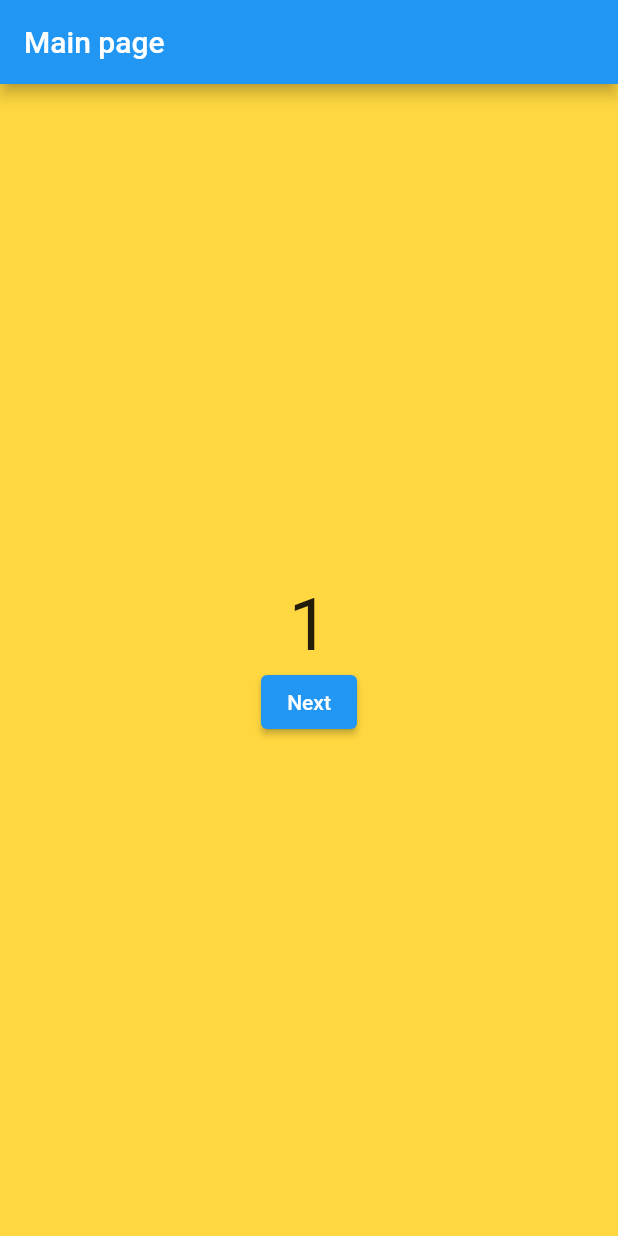
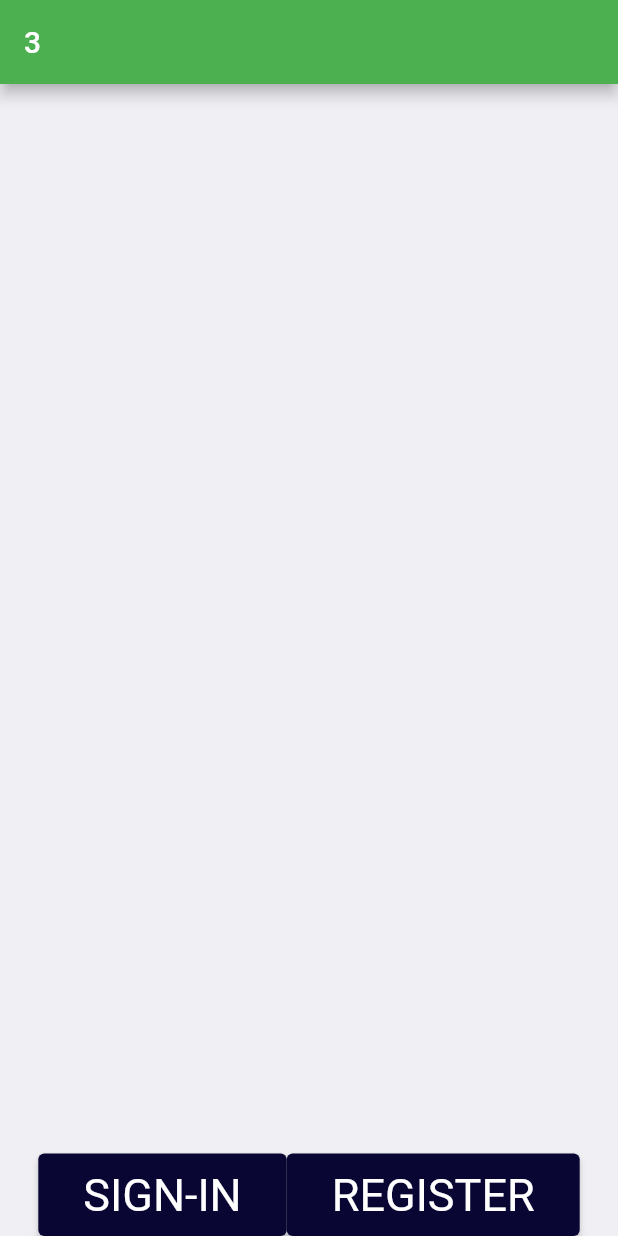
Before and after one commit to irynashkliar/my_app, a Flutter app: the screen it shows after launch, on a phone screen of 412 x 824 dp. Run offline on Flutter 3.47's test engine with Material 2 defaults, Android fonts, the phone set to English and light mode, and no system bars.

Commit message:
new changes

```diff
--- a/lib/main.dart
+++ b/lib/main.dart
@@ -1,62 +1,221 @@
+// import 'package:flutter/material.dart';
+
+// class MainScreen extends StatelessWidget {
+//   @override
+//   Widget build(BuildContext context) {
+//     return Scaffold(
+//       appBar: AppBar(title: Text('Main page')),
+//       body: Row(
+//         mainAxisAlignment: MainAxisAlignment.center,
+//         children: [
+//           Column(
+//             mainAxisAlignment: MainAxisAlignment.center,
+//             children: [
+//               Text('1', style: TextStyle(fontSize: 48)),
+//               ElevatedButton(
+//                   onPressed: () {
+//                     Navigator.push(
+//                         context,
+//                         MaterialPageRoute(
+//                             builder: (context) => SecondScreen()));
+//                   },
+//                   child: Text('Next')),
+//             ],
+//           ),
+//         ],
+//       ),
+//       backgroundColor: Colors.amberAccent,
+//     );
+//   }
+// }
+
+// class SecondScreen extends StatelessWidget {
+//   @override
+//   Widget build(BuildContext context) {
+//     return Scaffold(
+//       appBar: AppBar(title: Text('Second page')),
+//       body: Row(
+//         mainAxisAlignment: MainAxisAlignment.center,
+//         children: [
+//           Column(
+//             mainAxisAlignment: MainAxisAlignment.center,
+//             children: [
+//               Text('2', style: TextStyle(fontSize: 48)),
+//               ElevatedButton(
+//                   onPressed: () {
+//                     Navigator.pop(context);
+//                   },
+//                   child: Text('Back')),
+//             ],
+//           ),
+//         ],
+//       ),
+//       backgroundColor: Colors.blueAccent,
+//     );
+//   }
+// }
+
+// void main() {
+//   runApp(MaterialApp(
+//     home: MainScreen(),
+//   ));
+// }
+
 import 'package:flutter/material.dart';
+
+class MyApp extends StatelessWidget {
+  const MyApp({Key? key}) : super(key: key);
+
+  // This widget is the root of your application.
+  @override
+  Widget build(BuildContext context) {
+    return MaterialApp(
+      theme: ThemeData(
+        primarySwatch: Colors.green,
+        // primaryColor: Colors.black,
+        // brightness: Brightness.light,
+        // primaryColor: Color.fromRGBO(9, 6, 52, 1.0),
+      ),
+      home: MainScreen(),
+    );
+  }
+}
 
 class MainScreen extends StatelessWidget {
   @override
   Widget build(BuildContext context) {
     return Scaffold(
-      appBar: AppBar(title: Text('Main page')),
-      body: Row(
+      appBar: AppBar(title: Text('3')),
+
+      body:
+
+          // Center(
+          //   child:
+          //   Expanded(
+          //       child: Container(
+          //           child: Text(
+          //             'Receive discounts on purchases and services mafe right for you',
+          //             // mainAxisAlignment: MainAxisAlignment.center,
+          //             // crossAxisAlignment: CrossAxisAlignment.center,
+          //           ))
+          //   ),
+          // ),
+
+          Row(
         mainAxisAlignment: MainAxisAlignment.center,
         children: [
+          // Center(
+          //   child:
+          //   Expanded(
+          //     child: Container(
+          //         child: Text(
+          //           'Receive discounts on purchases and services mafe right for you',
+          //         ))
+          // ),),
+
+          // Column(
+          //   mainAxisAlignment: MainAxisAlignment.center,
+          //   crossAxisAlignment: CrossAxisAlignment.center,
+          //   children: [
+          //   Text('Receive discounts on purchases and services mafe right for you', style: TextStyle(fontSize:20)),
+          //       ],),
+
           Column(
-            mainAxisAlignment: MainAxisAlignment.center,
+            mainAxisAlignment: MainAxisAlignment.end,
             children: [
-              Text('1', style: TextStyle(fontSize: 48)),
+              // Text('1', style: TextStyle(fontSize:48)),
               ElevatedButton(
-                  onPressed: () {
-                    Navigator.push(
-                        context,
-                        MaterialPageRoute(
-                            builder: (context) => SecondScreen()));
-                  },
-                  child: Text('Next')),
+                onPressed: () {
+                  print('я нажата');
+                },
+                child: Text('SIGN-IN'),
+                style: ElevatedButton.styleFrom(
+                    primary: Color.fromRGBO(9, 6, 52, 1.0),
+                    padding: EdgeInsets.symmetric(horizontal: 30, vertical: 10),
+                    textStyle:
+                        TextStyle(fontSize: 30, fontWeight: FontWeight.normal)),
+              ),
+
+              // ElevatedButton(onPressed: (){
+              //     print('я нажата');
+              //   }, child: Text('REGISTER'),
+              //     style: ElevatedButton.styleFrom(
+              //         primary: Color.fromRGBO(9, 6, 52, 1.0),
+              //         padding: EdgeInsets.symmetric(horizontal: 50, vertical: 20),
+              //         textStyle: TextStyle(
+              //             fontSize: 30,
+              //             fontWeight: FontWeight.bold)),
+              //   ),
+            ],
+          ),
+
+          // Center(
+          //   child:
+          //   Expanded(
+          //       child: Container(
+          //           child: Text(
+          //             '  Receive discounts on\n'
+          //                 'purchases and services\n'
+          //                 '      mafe right for you',
+          //           ))
+          //   ),),
+
+          Column(
+            mainAxisAlignment: MainAxisAlignment.end,
+            children: [
+              ElevatedButton(
+                onPressed: () {
+                  print('я нажата');
+                },
+                child: Text('REGISTER'),
+                style: ElevatedButton.styleFrom(
+                    primary: Color.fromRGBO(9, 6, 52, 1.0),
+                    padding: EdgeInsets.symmetric(horizontal: 30, vertical: 10),
+                    // padding: EdgeInsets.all(10),
+
+                    textStyle:
+                        TextStyle(fontSize: 30, fontWeight: FontWeight.normal)),
+              ),
             ],
           ),
         ],
       ),
-      backgroundColor: Colors.amberAccent,
+
+      // Container(
+      // width: double.infinity,
+      //
+      // child: Column(
+      //   textDirection: TextDirection.ltr,
+      //   crossAxisAlignment: CrossAxisAlignment.center,
+      //   mainAxisAlignment: MainAxisAlignment.center,
+      //   children: <Widget>[
+      //     const Text(
+      //       '1',
+      //       textDirection: TextDirection.ltr,
+      //       style: TextStyle(fontSize: 50, color: Colors.black),
+      //     ),
+      //     ElevatedButton(
+      //       child: const Text('Go further'),
+      //       onPressed: () {
+      //         print('я нажата');
+      //       },
+      //     ),
+      //   ],
+      // ),
+      //
+      // ),
+      //
+
+      backgroundColor: Color.fromRGBO(240, 239, 244, 1.0),
     );
   }
 }
 
-class SecondScreen extends StatelessWidget {
-  @override
-  Widget build(BuildContext context) {
-    return Scaffold(
-      appBar: AppBar(title: Text('Second page')),
-      body: Row(
-        mainAxisAlignment: MainAxisAlignment.center,
-        children: [
-          Column(
-            mainAxisAlignment: MainAxisAlignment.center,
-            children: [
-              Text('2', style: TextStyle(fontSize: 48)),
-              ElevatedButton(
-                  onPressed: () {
-                    Navigator.pop(context);
-                  },
-                  child: Text('Back')),
-            ],
-          ),
-        ],
-      ),
-      backgroundColor: Colors.blueAccent,
-    );
-  }
-}
+//
+// void main() {
+//   runApp(MaterialApp(
+//     home: MainScreen(),
+//   ));
+// }
 
-void main() {
-  runApp(MaterialApp(
-    home: MainScreen(),
-  ));
-}
+void main() => runApp(const MyApp());
```
